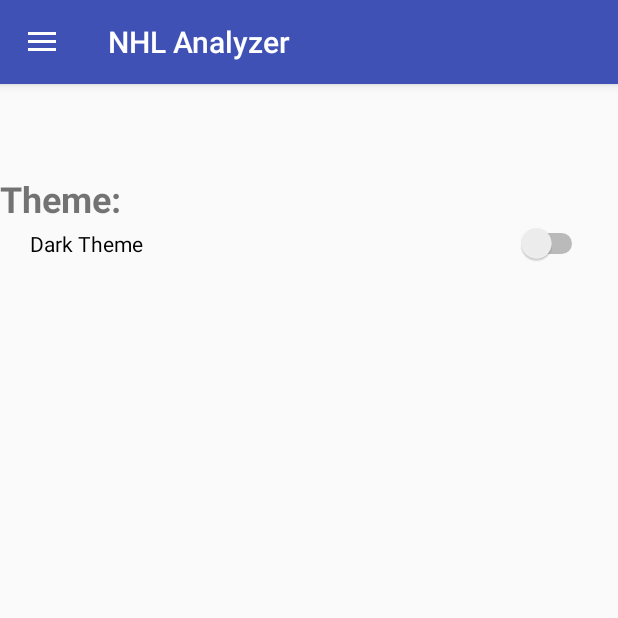
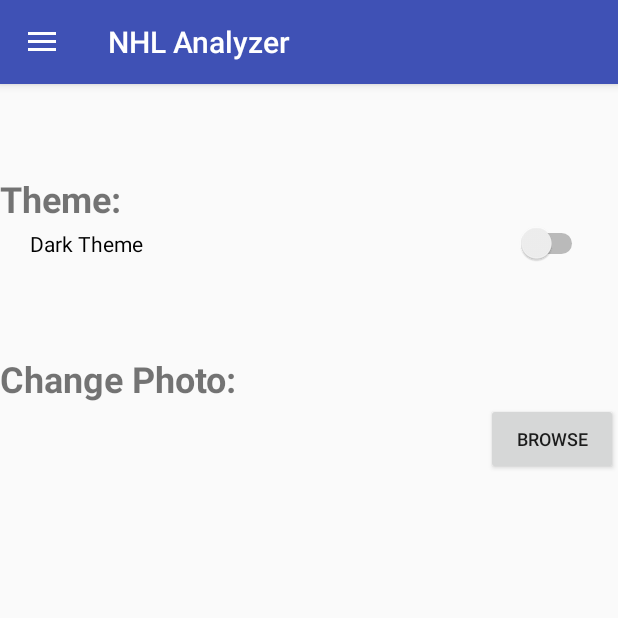
Before and after one commit to jcruz9678/NHL_Analyzer, an Android app: the fragment SettingsFragment placed in its activity, on a phone screen of 412 x 824 dp, the top half of it. Run offline under Robolectric (Android 15) with nearby library versions, the phone set to English and light mode, and no system bars; our stand-ins replace Picasso; pictures from the network do not load.

Commit message:
Updated browse button

```diff
--- a/app/src/main/AndroidManifest.xml
+++ b/app/src/main/AndroidManifest.xml
@@ -3,6 +3,7 @@
     package="edu.wit.mobileapp.nhl_analyzer">
 
     <uses-permission android:name="android.permission.INTERNET" />
+    <uses-permission android:name="android.permission.WRITE_EXTERNAL_STORAGE" />
 
     <application
         android:allowBackup="true"
--- a/app/src/main/java/edu/wit/mobileapp/nhl_analyzer/HomeFragment.java
+++ b/app/src/main/java/edu/wit/mobileapp/nhl_analyzer/HomeFragment.java
@@ -12,6 +12,7 @@ import com.squareup.picasso.Picasso;
 public class HomeFragment extends Fragment
 {
     ImageView ImageButton;
+
     String DefaultImage = "https://i.imgur.com/a90HNxM.png";
 
     public HomeFragment()
@@ -22,10 +23,12 @@ public class HomeFragment extends Fragment
     @Override
     public View onCreateView(LayoutInflater inflater, ViewGroup container, Bundle savedInstanceState)
     {
+        boolean imagedefault = true;
         // Inflate the layout for this fragment
         View rootView = inflater.inflate(R.layout.home_fragment, container, false);
 
-        //Set images
+        if(imagedefault = true){
+            //Set default image
             ImageButton = rootView.findViewById(R.id.AdvancedStatsButton);
             loadImageFromUrl(DefaultImage);
             ImageButton = rootView.findViewById(R.id.AboutStatsButton);
@@ -34,9 +37,17 @@ public class HomeFragment extends Fragment
             loadImageFromUrl(DefaultImage);
             ImageButton = rootView.findViewById(R.id.SettingsButton);
             loadImageFromUrl(DefaultImage);
+        }
+        else{
+            //load chosen image
+
+
+        }
 
         return rootView;
     }
+
+    //TODO: Fix photo button
     private void loadImageFromUrl (String url)
     {
         Picasso.with(getContext()).load(url).into(ImageButton, new com.squareup.picasso.Callback()
--- a/app/src/main/java/edu/wit/mobileapp/nhl_analyzer/SettingsFragment.java
+++ b/app/src/main/java/edu/wit/mobileapp/nhl_analyzer/SettingsFragment.java
@@ -77,7 +77,7 @@ public class SettingsFragment extends Fragment
         Intent galleryIntent = new Intent();
         galleryIntent.setType("image/*");
         galleryIntent.setAction(Intent.ACTION_GET_CONTENT);
-        startActivityForResult(Intent.createChooser(galleryIntent, "Select Picture"), PICK_IMAGE);
+        //startActivityForResult(Intent.createChooser(galleryIntent, "Select Picture"), PICK_IMAGE);
         Log.d("TAG", "Browser opened");
     }
 
@@ -85,7 +85,7 @@ public class SettingsFragment extends Fragment
     public void onActivityResult(int requestCode, int resultCode, Intent data){
         super.onActivityResult(requestCode, resultCode, data);
 
-        View v = getView();
+        //View v = getView();
 
         if(requestCode == PICK_IMAGE ){
             Uri uri = data.getData();
--- a/app/src/main/res/layout/settings_fragment.xml
+++ b/app/src/main/res/layout/settings_fragment.xml
@@ -26,6 +26,23 @@
             android:layout_height="wrap_content"
             android:layout_marginHorizontal="20dp"
             android:text="@string/theme_switch" />
+
+        <TextView
+            android:id="@+id/textView3"
+            android:layout_width="match_parent"
+            android:layout_height="wrap_content"
+            android:layout_marginTop="60dp"
+            android:text="@string/change_photo"
+            android:textSize="24sp"
+            android:textStyle="bold" />
+
+        <Button
+            android:id="@+id/browse_button"
+            android:layout_gravity="right"
+            android:layout_width="wrap_content"
+            android:layout_height="wrap_content"
+            android:text="@string/browse_button_text"
+            android:textSize="12sp" />
     </LinearLayout>
 
 </FrameLayout>
--- a/app/src/main/res/values/strings.xml
+++ b/app/src/main/res/values/strings.xml
@@ -99,4 +99,6 @@
 
     <string name="theme_switch">Dark Theme</string>
     <string name="theme_text">Theme:</string>
+    <string name="change_photo">Change Photo:</string>
+    <string name="browse_button_text">Browse</string>
 </resources>
```
Lines whose indentation alone changed are shown as unchanged.
